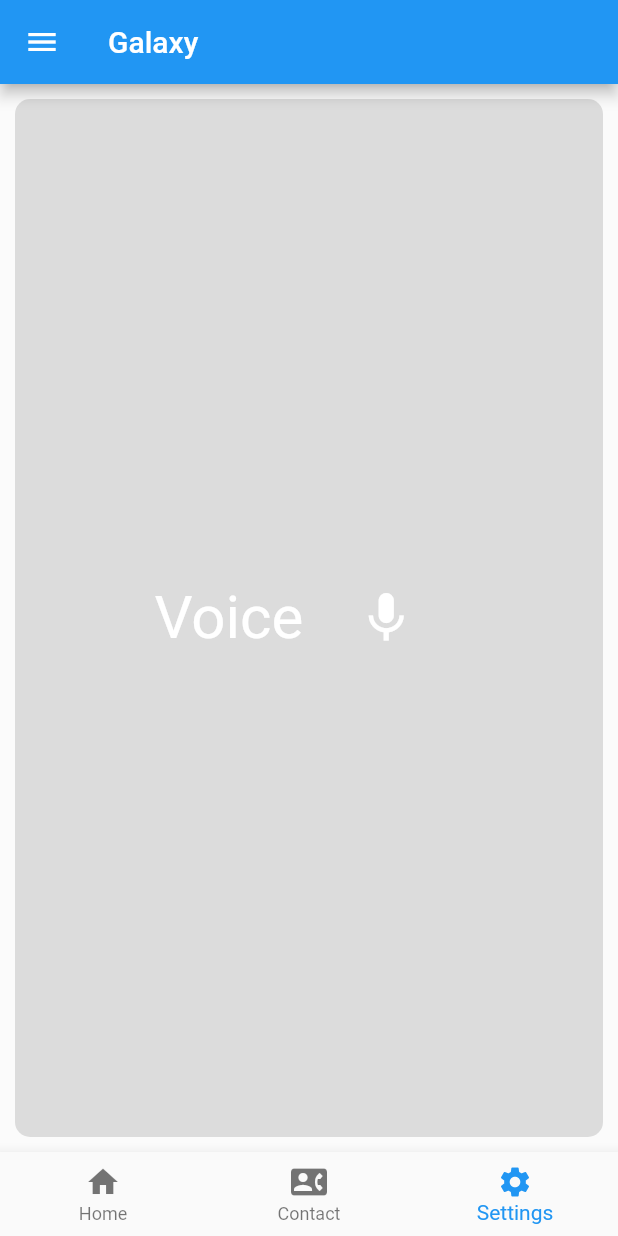
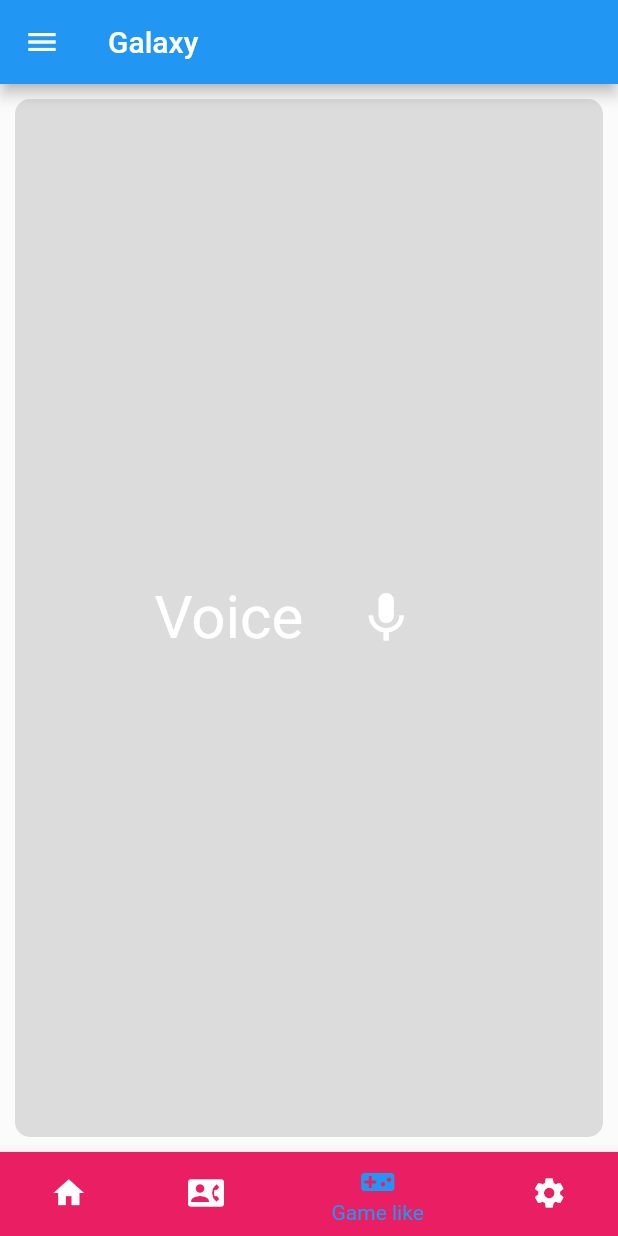
Before and after one commit to ChandraChaan/VoiceApp, a Flutter app: the screen it shows after launch, item 3 of the bottom bar chosen, after a tap on the "mic" icon, on a phone screen of 412 x 824 dp. Run offline on Flutter 3.47's test engine with Material 2 defaults, Android fonts, the light colour scheme and no system bars; our stand-ins replace audioplayers, battery, contacts_service, device_info, permission_handler, photo_view.

Commit message:
Gallary App changes done

```diff
--- /dev/null
+++ b/lib/Gallary_like/main_page_gallery.dart
@@ -0,0 +1,62 @@
+import 'dart:io';
+
+import 'package:flutter/material.dart';
+import 'subfolder.dart';
+import 'package:permission_handler/permission_handler.dart';
+
+class main_gallaery_page extends StatefulWidget {
+  @override
+  _main_gallaery_pageState createState() => _main_gallaery_pageState();
+}
+
+class _main_gallaery_pageState extends State<main_gallaery_page> {
+  var folders_list_device = [];
+
+  void _showFilesinDir({Directory? dir}) {
+    dir!
+        .list(recursive: false, followLinks: false)
+        .listen((FileSystemEntity entity) {
+      folders_list_device.add(entity.path);
+    });
+  }
+
+  Future Permission_need() async {
+    var systemTempDir = Directory.systemTemp;
+    _showFilesinDir(dir: systemTempDir);
+
+    final myDir = new Directory('/sdcard');
+    myDir.exists().then((isThere) {
+      isThere ? _showFilesinDir(dir: myDir) : print('non-existent');
+    });
+  }
+
+  @override
+  void initState() {
+    // TODO: implement initState
+    super.initState();
+    Permission_need();
+  }
+
+  @override
+  Widget build(BuildContext context) {
+    final orientation = MediaQuery.of(context).orientation;
+    return GridView.builder(
+      itemCount: folders_list_device.length,
+      gridDelegate: SliverGridDelegateWithFixedCrossAxisCount(
+          crossAxisCount: (orientation == Orientation.portrait) ? 2 : 3),
+      itemBuilder: (BuildContext context, int index) {
+        return Card(
+          child: InkWell(
+            onTap: () {
+                Navigator.push(
+                  context,
+                  MaterialPageRoute(builder: (context) => SubFolder(folders_list_device[index])),
+                );
+            },
+            child: Center(child: Text(folders_list_device[index].substring(8))),
+          ),
+        );
+      },
+    );
+  }
+}
--- a/lib/Homepage.dart
+++ b/lib/Homepage.dart
@@ -2,6 +2,10 @@ import 'dart:async';
 
 import 'package:contact_app/voiceFile.dart';
 import 'package:flutter/material.dart';
+
+import 'Gallary_like/main_page_gallery.dart';
+import 'contacts_details/Contacts_view.dart';
+import 'contacts_details/SeeContacts.dart';
 
 class Mainpage extends StatefulWidget {
   const Mainpage({Key? key}) : super(key: key);
@@ -15,15 +19,13 @@ class _MainpageState extends State<Mainpage> {
   static const TextStyle optionStyle =
   TextStyle(fontSize: 30, fontWeight: FontWeight.bold, color:Colors.blue,);
   List<Widget> _widgetOptions = <Widget>[
+    main_gallaery_page(),
+    SeeContactsButton(),
+    Voicepage(),
     Text(
-      'Home',
+      'Settings',
       style: (optionStyle),
     ),
-    Text(
-      'Contacts',
-      style: (optionStyle),
-    ),
-    Voicepage(),
   ];
 
   void _onItemTapped(int index) {
@@ -59,9 +61,14 @@ class _MainpageState extends State<Mainpage> {
             backgroundColor: Colors.purple,
           ),
           BottomNavigationBarItem(
+            icon: Icon(Icons.videogame_asset),
+            label: 'Game like',
+            backgroundColor: Colors.pink,
+          ),
+          BottomNavigationBarItem(
             icon: Icon(Icons.settings),
             label: 'Settings',
-            backgroundColor: Colors.pink,
+            backgroundColor: Colors.lightGreenAccent,
           ),
         ],
         currentIndex: _selectedIndex,
--- a/lib/main.dart
+++ b/lib/main.dart
@@ -11,7 +11,7 @@ class MyApp extends StatelessWidget {
   Widget build(BuildContext context) {
     return MaterialApp(
       debugShowCheckedModeBanner : false,
-      title: 'Flutter Demo',
+      title: 'Chaan App',
       theme: ThemeData(
         primarySwatch: Colors.blue,
       ),
--- a/lib/voiceFile.dart
+++ b/lib/voiceFile.dart
@@ -36,7 +36,12 @@ class _VoicepageState extends State<Voicepage> {
 
   int index = 0;
   double marginvalue = 1;
-  void changeIndex() {
+  void changeIndex() async {
+    final int batteryLevel = await _battery.batteryLevel;
+    var Msg =  batteryLevel == null ? 'no battery' : batteryLevel;
+    print('this is battery ');
+    print (batteryLevel);
+
     setState(() => index = random.nextInt(colors.length));
     if(marginvalue <= Responcesize){
       print('Now it is using marginvalue: ${marginvalue}');
@@ -53,21 +58,16 @@ class _VoicepageState extends State<Voicepage> {
 
   Future<void> _showMyDialog() async {
     final int batteryLevel = await _battery.batteryLevel;
+    var Msg =  batteryLevel == null ? 'no battery' : batteryLevel;
+    print('this is battery ');
+    print (batteryLevel);
     return showDialog<void>(
       context: context,
       barrierDismissible: false, // user must tap button!
       builder: (BuildContext context) {
         return AlertDialog(
           backgroundColor: colors[index],
-          title: Text('Battery: $batteryLevel%', style: TextStyle(color: colors[index] == Colors.white ? Colors.black : Colors.white),),
-          // content: SingleChildScrollView(
-          //   child: ListBody(
-          //     children: <Widget>[
-          //       Text('So, now its not decrease size', style: TextStyle(color: colors[index] == Colors.white ? Colors.black : Colors.white),),
-          //       // Text('Would you like to approve of this message?'),
-          //     ],
-          //   ),
-          // ),
+          title: Text('Battery: $Msg%', style: TextStyle(color: colors[index] == Colors.white ? Colors.black : Colors.white),),
           actions: <Widget>[
             TextButton(
               child: Text('OK', style: TextStyle(color: colors[index] == Colors.white ? Colors.black : Colors.white),),
--- a/pubspec.yaml
+++ b/pubspec.yaml
@@ -25,8 +25,11 @@ dependencies:
     sdk: flutter
   cupertino_icons: ^1.0.2
   battery: ^2.0.1
+  assets_audio_player_web: ^3.0.3+2
   url_launcher: ^6.0.2
+  contacts_service: ^0.6.0
   audioplayers: ^0.18.2
+  photo_view: ^0.11.1
   permission_handler: ^6.1.1
   device_info: ^2.0.0
 
```
Also changed, not shown: lib/Gallary_like/subfolder.dart (added, +88 -0 lines), lib/contacts_details/Contacts_view.dart (added, +95 -0 lines), lib/contacts_details/SeeContacts.dart (added, +50 -0 lines), lib/contacts_details/contactsPage.dart (added, +58 -0 lines), lib/music_playe/audio_playe.dart (added, +43 -0 lines), lib/photo_vier/photo_vier.dart (added, +26 -0 lines), lib/contacts_details/contacts.dart (renamed from lib/contacts.dart), pubspec.lock, 1 other file.
